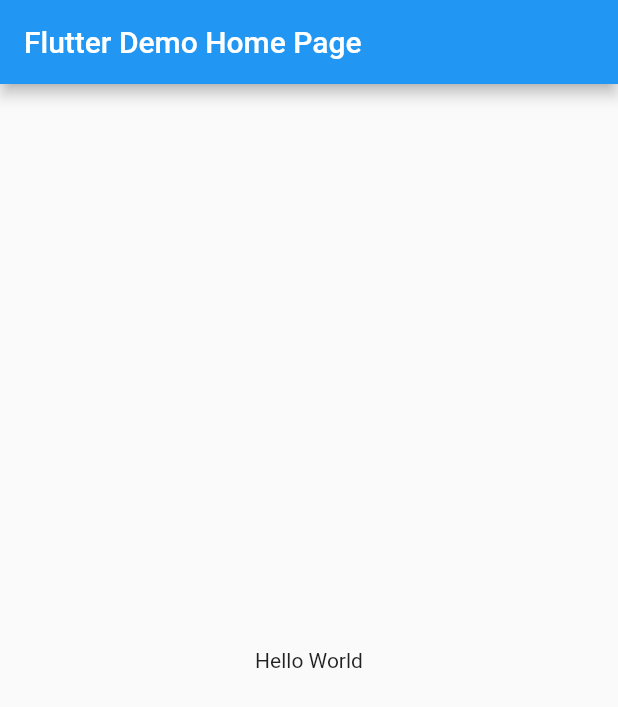
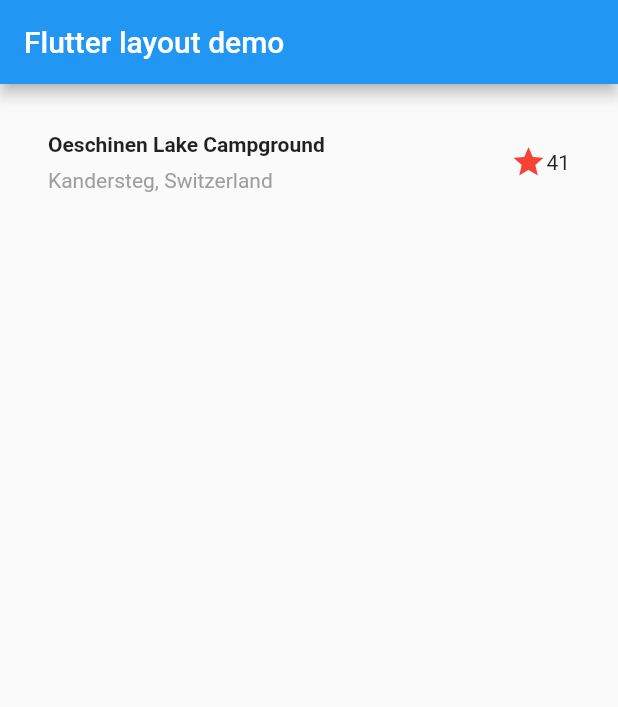
Before and after one commit to shamscorner/road_to_flutter_dev, a Flutter app: the screen it shows after launch, on a phone screen of 412 x 824 dp. Shown: the top 707 px of the screen. Run offline on Flutter 3.47's test engine with Material 2 defaults, Android fonts, the phone set to English and light mode, and no system bars.

Commit message:
Initial Commit

```diff
--- a/lib/main.dart
+++ b/lib/main.dart
@@ -8,15 +8,48 @@ class MyApp extends StatelessWidget {
   @override
   Widget build(BuildContext context) {
     return MaterialApp(
-      title: 'Flutter Demo',
+      title: 'Flutter layout demo',
       theme: ThemeData(
         primarySwatch: Colors.blue,
         visualDensity: VisualDensity.adaptivePlatformDensity,
       ),
-      home: MyHomePage(title: 'Flutter Demo Home Page'),
+      home: MyHomePage(title: 'Flutter layout demo'),
     );
   }
 }
+
+Widget titleSection = Container(
+  padding: const EdgeInsets.all(32.0),
+  child: Row(
+    children: [
+      Expanded(
+        child: Column(
+          crossAxisAlignment: CrossAxisAlignment.start,
+          children: [
+            Container(
+              padding: const EdgeInsets.only(bottom: 8.0),
+              child: Text(
+                'Oeschinen Lake Campground',
+                style: TextStyle(fontWeight: FontWeight.bold),
+              ),
+            ),
+            Text(
+              'Kandersteg, Switzerland',
+              style: TextStyle(
+                color: Colors.grey[500],
+              ),
+            ),
+          ],
+        ),
+      ),
+      Icon(
+        Icons.star,
+        color: Colors.red[500],
+      ),
+      Text('41'),
+    ],
+  ),
+);
 
 class MyHomePage extends StatelessWidget {
   MyHomePage({this.title});
@@ -29,10 +62,8 @@ class MyHomePage extends StatelessWidget {
       appBar: AppBar(
         title: Text(title),
       ),
-      body: Container(
-        child: Center(
-          child: Text('Hello World'),
-        ),
+      body: Column(
+        children: [titleSection],
       ),
     );
   }
```
